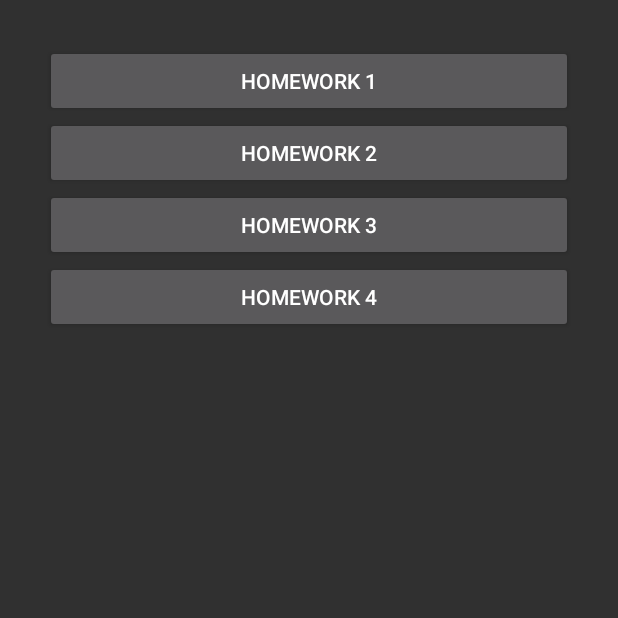
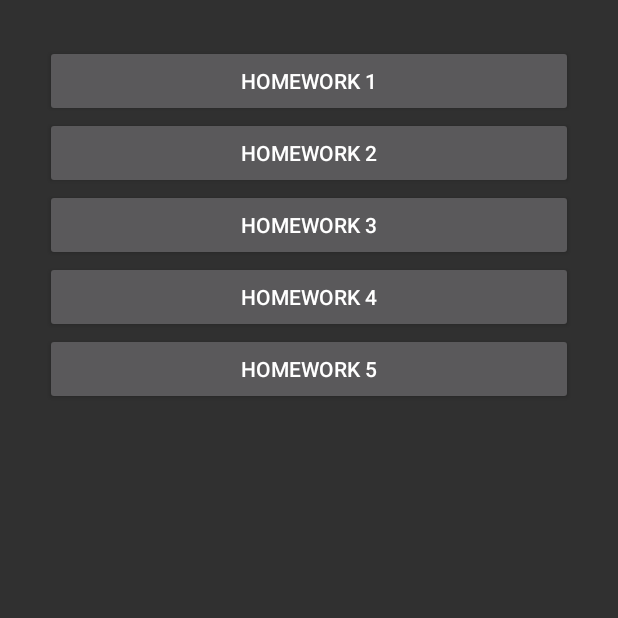
Before and after one commit to KazlovskayaAnastasia/HomeworkITAcademy, an Android app: the screen it shows after launch (MainScreenActivity), on a phone screen of 412 x 824 dp, the top half of it. Run offline under Robolectric (Android 15) with nearby library versions, the phone set to English and light mode, and no system bars.

Commit message:
change MainScreenActivity.java change activity_main_screen.xml change strings.xml

```diff
--- a/app/src/main/java/com/nastia/administrator/lessonitacademy/lesson1/MainScreenActivity.java
+++ b/app/src/main/java/com/nastia/administrator/lessonitacademy/lesson1/MainScreenActivity.java
@@ -19,6 +19,7 @@ public class MainScreenActivity extends Activity {
     Button btnHw2;
     Button btnHw3;
     Button btnHw4;
+    Button btnHw5;
 
     @Override
     protected void onCreate(Bundle savedInstanceState) {
@@ -29,6 +30,7 @@ public class MainScreenActivity extends Activity {
         btnHw2 = findViewById(R.id.btn_hw2);
         btnHw3 = findViewById(R.id.btn_hw3);
         btnHw4 = findViewById(R.id.btn_hw4);
+        btnHw5 = findViewById(R.id.btn_hw5);
 
         btnHw1.setOnClickListener(new View.OnClickListener() {
             @Override
@@ -63,7 +65,15 @@ public class MainScreenActivity extends Activity {
 
                 Intent intent = new Intent(MainScreenActivity.this, Lesson4Activity.class);
                 startActivity(intent);
-                overridePendingTransition(R.anim.left_out,R.anim.right_in);
+                overridePendingTransition(R.anim.right_in,R.anim.left_out);
+            }
+        });
+
+        btnHw5.setOnClickListener(new View.OnClickListener() {
+            @Override
+            public void onClick(View v) {
+                Toast toast = Toast.makeText(getApplicationContext(), "In process...", Toast.LENGTH_SHORT);
+                toast.show();
             }
         });
     }
--- a/app/src/main/res/layout/activity_main_screen.xml
+++ b/app/src/main/res/layout/activity_main_screen.xml
@@ -29,4 +29,10 @@
         android:layout_height="wrap_content"
         android:text="@string/btn_homework_4"/>
 
+    <Button
+        android:id="@+id/btn_hw5"
+        android:layout_width="match_parent"
+        android:layout_height="wrap_content"
+        android:text="@string/btn_homework_5"/>
+
 </LinearLayout>
--- a/app/src/main/res/values/strings.xml
+++ b/app/src/main/res/values/strings.xml
@@ -8,6 +8,7 @@
     <string name="btn_homework_2">Homework 2</string>
     <string name="btn_homework_3">Homework 3</string>
     <string name="btn_homework_4">Homework 4</string>
+    <string name="btn_homework_5">Homework 5</string>
     <string name="get_image">Get image</string>
     <string name="url_image">http://i.imgur.com/DvpvklR.png</string>
 
```
